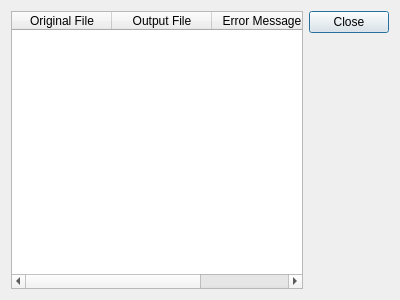
Before: the Qt Designer form src/ui/errorlogdialog.ui in zxunge/FreePictureSplitter, drawn with Qt 5.
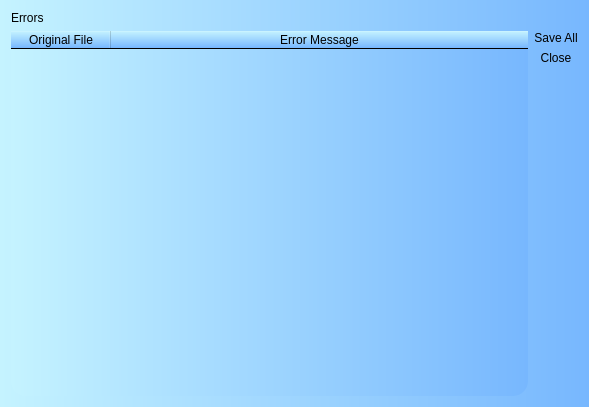
After: the same form once the commit is applied.

Commit message: Polish error reporting logic.

What changed in the file:
```diff
--- a/src/ui/errorlogdialog.ui
+++ b/src/ui/errorlogdialog.ui
@@ -6,26 +6,55 @@
    <rect>
     <x>0</x>
     <y>0</y>
+    <width>589</width>
+    <height>407</height>
+   </rect>
+  </property>
+  <property name="minimumSize">
+   <size>
     <width>400</width>
     <height>300</height>
-   </rect>
+   </size>
   </property>
   <property name="windowTitle">
    <string>Dialog</string>
   </property>
-  <layout class="QHBoxLayout" name="horizontalLayout">
-   <item>
+  <property name="styleSheet">
+   <string notr="true">background-color: qlineargradient(x1:0, y1:0.5, x2:1, y2:0.5, stop:0 #c5f3ff, stop:1 #77b7fe); 
+border-radius: 15%;</string>
+  </property>
+  <layout class="QGridLayout" name="gridLayout">
+   <item row="1" column="0">
     <widget class="QTableWidget" name="tblErrors">
+     <property name="sizePolicy">
+      <sizepolicy hsizetype="Expanding" vsizetype="Expanding">
+       <horstretch>0</horstretch>
+       <verstretch>1</verstretch>
+      </sizepolicy>
+     </property>
+     <property name="editTriggers">
+      <set>QAbstractItemView::EditTrigger::NoEditTriggers</set>
+     </property>
+     <property name="selectionMode">
+      <enum>QAbstractItemView::SelectionMode::MultiSelection</enum>
+     </property>
+     <property name="selectionBehavior">
+      <enum>QAbstractItemView::SelectionBehavior::SelectRows</enum>
+     </property>
+     <property name="supportedDragActions">
+      <set>Qt::DropAction::CopyAction</set>
+     </property>
+     <attribute name="horizontalHeaderCascadingSectionResizes">
+      <bool>false</bool>
+     </attribute>
+     <attribute name="horizontalHeaderStretchLastSection">
+      <bool>true</bool>
+     </attribute>
      <column>
       <property name="text">
        <string>Original File</string>
       </property>
      </column>
-     <column>
-      <property name="text">
-       <string>Output File</string>
-      </property>
-     </column>
      <column>
       <property name="text">
        <string>Error Message</string>
@@ -33,13 +62,32 @@
      </column>
     </widget>
    </item>
-   <item>
+   <item row="1" column="1">
     <widget class="QDialogButtonBox" name="buttonBox">
+     <property name="styleSheet">
+      <string notr="true">background-color: transparent;</string>
+     </property>
      <property name="orientation">
       <enum>Qt::Orientation::Vertical</enum>
      </property>
      <property name="standardButtons">
-      <set>QDialogButtonBox::StandardButton::Close</set>
+      <set>QDialogButtonBox::StandardButton::Close|QDialogButtonBox::StandardButton::SaveAll</set>
+     </property>
+    </widget>
+   </item>
+   <item row="0" column="0" colspan="2">
+    <widget class="QLabel" name="label">
+     <property name="sizePolicy">
+      <sizepolicy hsizetype="Expanding" vsizetype="Fixed">
+       <horstretch>0</horstretch>
+       <verstretch>0</verstretch>
+      </sizepolicy>
+     </property>
+     <property name="styleSheet">
+      <string notr="true">background-color: transparent;</string>
+     </property>
+     <property name="text">
+      <string>Errors</string>
      </property>
     </widget>
    </item>
```
The commit also changes 6 other files.
